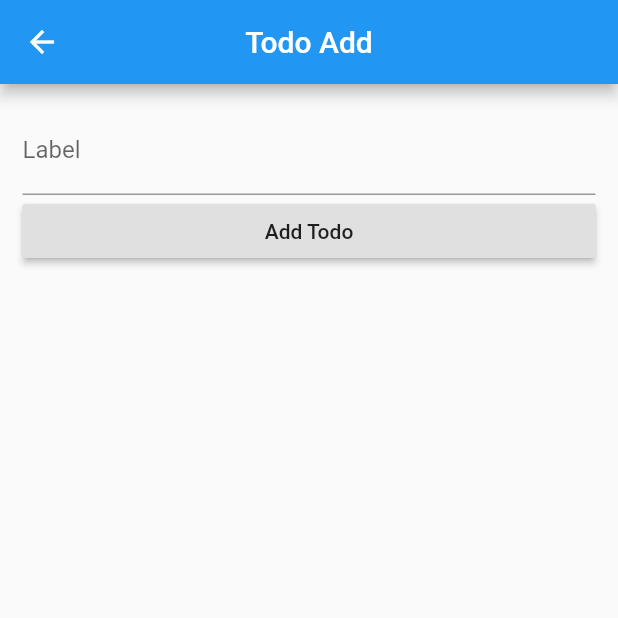
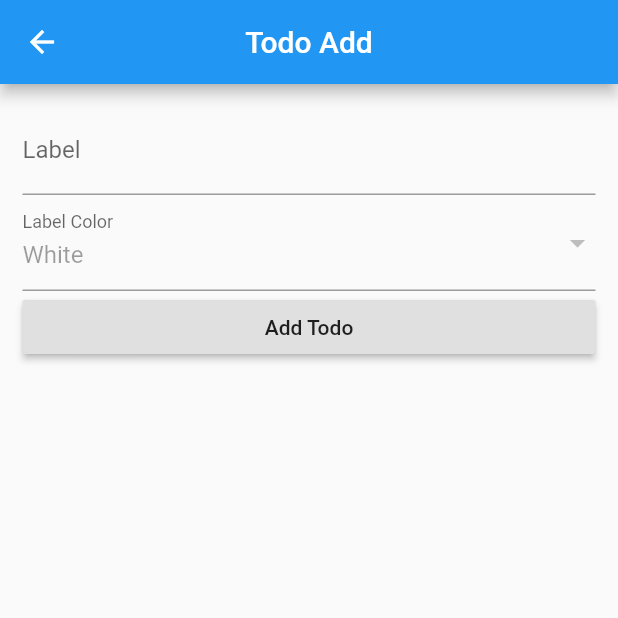
Before and after one commit to iRaySpace/flutter_todo, a Flutter app: the TodoAddScreen screen opened directly, on a phone screen of 412 x 824 dp, the top half of it. Run offline on Flutter 3.47's test engine with Material 2 defaults, Android fonts, the phone set to English and light mode, and no system bars; our stand-ins replace get_it.

Commit message:
feat: added ColorDropdown widget

```diff
--- a/lib/presentation/screens/todo_add/widgets/add_form.dart
+++ b/lib/presentation/screens/todo_add/widgets/add_form.dart
@@ -1,4 +1,5 @@
 import 'package:flutter/material.dart';
+import 'color_dropdown.dart';
 
 class AddForm extends StatefulWidget {
   AddForm({
@@ -14,6 +15,7 @@ class AddForm extends StatefulWidget {
 
 class _AddFormData {
   String label = '';
+  int color = Colors.white.value;
 
   String validateLabel(String label) {
     return label.isEmpty ? 'Label is required' : null;
@@ -43,6 +45,10 @@ class _AddForm extends State<AddForm> {
           validator: _data.validateLabel,
           onSaved: _data.saveLabel,
         ),
+        ColorDropdown(
+          value: _data.color,
+          decoration: InputDecoration(labelText: 'Label Color'),
+        ),
         RaisedButton(
           child: Text('Add Todo'),
           onPressed: () {
--- /dev/null
+++ b/lib/presentation/screens/todo_add/widgets/color_dropdown.dart
@@ -0,0 +1,31 @@
+import 'package:flutter/material.dart';
+
+class ColorDropdown extends StatelessWidget {
+  ColorDropdown({
+    @required this.value,
+    this.decoration,
+  });
+
+  final int value;
+  final InputDecoration decoration;
+
+  @override
+  Widget build(BuildContext context) => DropdownButtonFormField(
+    value: this.value,
+    decoration: this.decoration,
+    items: <DropdownMenuItem>[
+      DropdownMenuItem(
+        value: Colors.white.value,
+        child: Text('White'),
+      ),
+      DropdownMenuItem(
+        value: Colors.blue.value,
+        child: Text('Blue'),
+      ),
+      DropdownMenuItem(
+        value: Colors.pink.value,
+        child: Text('Pink'),
+      ),
+    ],
+  );
+}
```
